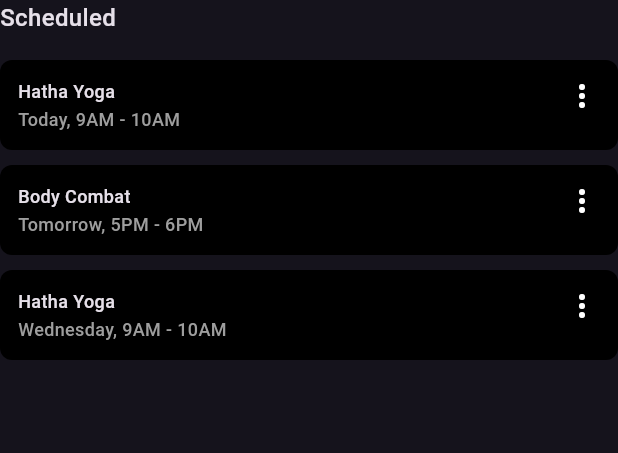
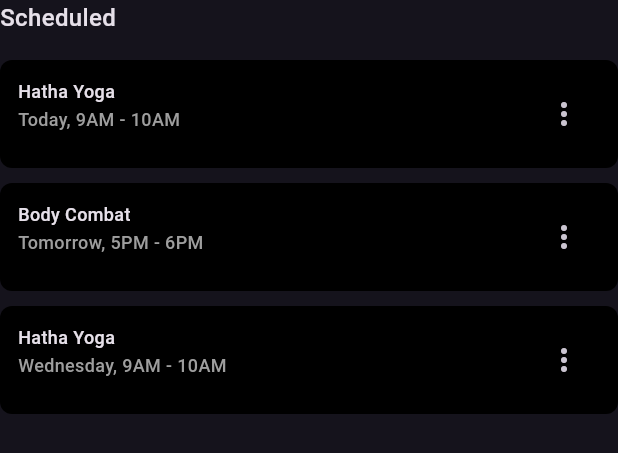
Before and after one commit to MrMDrX/FitFlow, a Flutter app: the Scheduled widget shown alone on an empty page, opened directly, on a phone screen of 412 x 824 dp. Shown: the top 453 px of the screen. Run offline on Flutter 3.47's test engine with Material 3 defaults, Android fonts, the light colour scheme and no system bars; our stand-ins replace fl_chart.

Commit message:
🩹 minor fixes

```diff
--- a/lib/data/sources/health_details.dart
+++ b/lib/data/sources/health_details.dart
@@ -5,12 +5,12 @@ class HealthDetails {
   final healthData = const [
     HealthModel(
       icon: AppAssets.burn,
-      value: "305",
+      value: "395",
       title: "Calories burned",
     ),
     HealthModel(
       icon: AppAssets.steps,
-      value: "10,983",
+      value: "12,983",
       title: "Steps",
     ),
     HealthModel(
@@ -20,7 +20,7 @@ class HealthDetails {
     ),
     HealthModel(
       icon: AppAssets.sleep,
-      value: "7h48m",
+      value: "7h30m",
       title: "Sleep",
     ),
   ];
--- a/lib/data/sources/side_menu_data.dart
+++ b/lib/data/sources/side_menu_data.dart
@@ -5,7 +5,7 @@ class SideMenuData {
   final menu = const <MenuModel>[
     MenuModel(icon: Icons.home_rounded, title: 'Dashboard'),
     MenuModel(icon: Icons.person_rounded, title: 'Profile'),
-    MenuModel(icon: Icons.run_circle_rounded, title: 'Exersice'),
+    MenuModel(icon: Icons.run_circle_rounded, title: 'Exercise'),
     MenuModel(icon: Icons.settings_rounded, title: 'Settings'),
     MenuModel(icon: Icons.history_rounded, title: 'History'),
     MenuModel(icon: Icons.logout_rounded, title: 'SignOut'),
--- a/lib/presentation/dashboard/widgets/scheduled.dart
+++ b/lib/presentation/dashboard/widgets/scheduled.dart
@@ -53,7 +53,10 @@ class Scheduled extends StatelessWidget {
                           ),
                         ],
                       ),
-                      const Icon(Icons.more_vert_rounded),
+                      IconButton(
+                        onPressed: () {},
+                        icon: const Icon(Icons.more_vert_rounded),
+                      ),
                     ],
                   ),
                 ],
--- a/lib/presentation/dashboard/widgets/summary_details.dart
+++ b/lib/presentation/dashboard/widgets/summary_details.dart
@@ -12,8 +12,8 @@ class SummaryDetails extends StatelessWidget {
       child: Row(
         mainAxisAlignment: MainAxisAlignment.spaceBetween,
         children: [
-          buildDetails('Cal', '305'),
-          buildDetails('Steps', '10983'),
+          buildDetails('Cal', '395'),
+          buildDetails('Steps', '12983'),
           buildDetails('Distance', '7km'),
           buildDetails('Sleep', '7hr'),
         ],
```
Also changed, not shown: lib/presentation/dashboard/widgets/bar_graph.dart (+5 -3 lines), lib/presentation/dashboard/widgets/line_chart_card.dart (+6 -3 lines).
